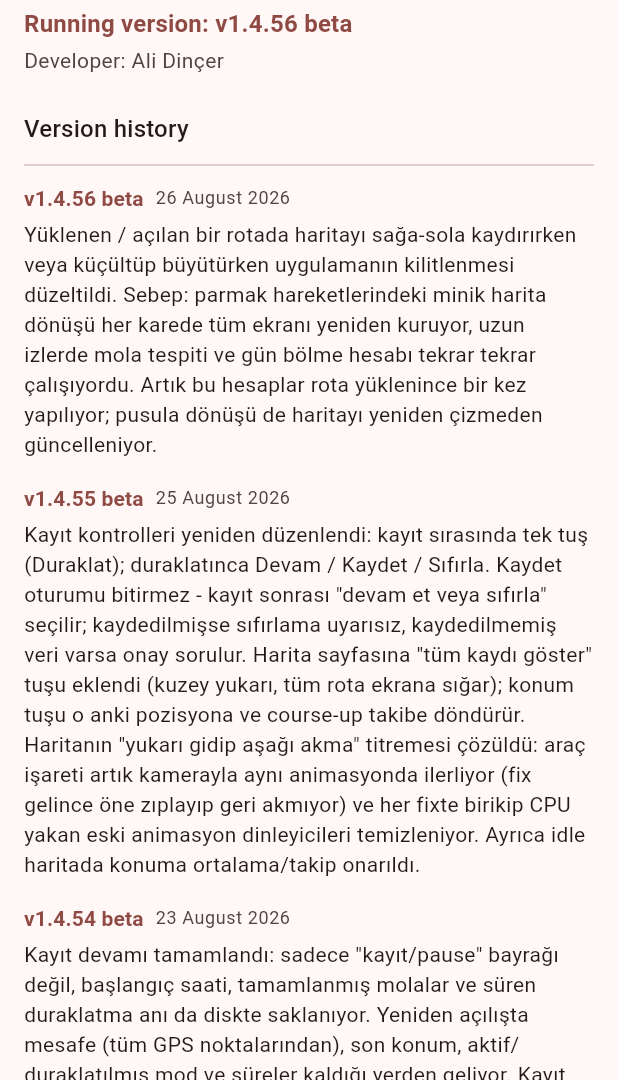
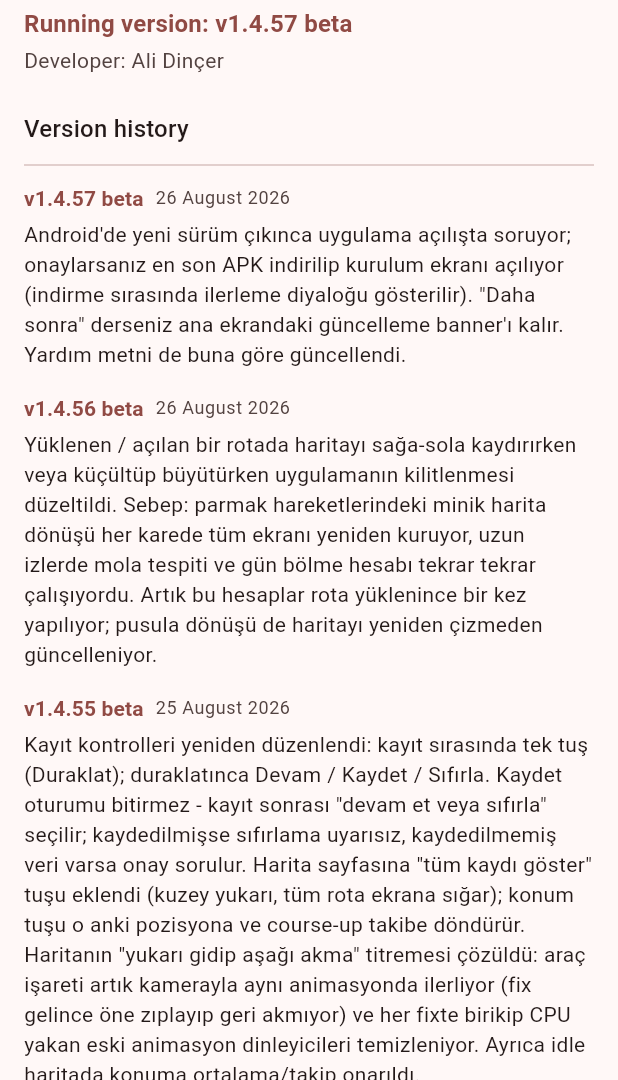
Before and after one commit to alid67-git/RideAtlas, a Flutter app: the AboutScreen screen opened directly, on a phone screen of 412 x 824 dp, the part 156-1236 px from its top. Run offline on Flutter 3.47's test engine with Material 3 defaults, Android fonts, the phone set to English and light mode, and no system bars; our stand-ins replace battery_plus, file_picker, fl_chart, flutter_map, geolocator, hive and 6 more; missing offline and left inert: exif, gpx, photo_manager; accounts and stored records are empty; generated files the repository leaves out were written again.

Commit message:
v1.4.57: prompt then auto-download latest Android update
On launch, ask when a newer android-latest build exists; confirming
downloads and opens the installer with a progress dialog. Declining
keeps the home-screen banner for later.

Co-authored-by: alid67-git <alid67-git@users.noreply.github.com>

```diff
--- a/lib/build_info.dart
+++ b/lib/build_info.dart
@@ -1,8 +1,8 @@
 /// Bumped by hand on every push so the running build can be eyeballed on
 /// screen (Chrome tabs / dev servers can otherwise silently serve stale JS).
-const String kAppBuildLabel = 'v1.4.56 beta';
+const String kAppBuildLabel = 'v1.4.57 beta';
 
 /// Shown once, in a dialog, the first time this build label is seen.
 const String kAppBuildNote =
-    'Yüklenen rotada haritayı kaydırıp yakınlaştırırken kilitlenme '
-    'düzeltildi.';
+    'Yeni sürüm çıkınca açılışta sorulur; onaylarsanız en son sürüm '
+    'indirilip kurulur.';
--- a/lib/changelog.dart
+++ b/lib/changelog.dart
@@ -19,6 +19,16 @@ class ChangelogEntry {
 }
 
 const kChangelog = <ChangelogEntry>[
+  ChangelogEntry(
+    version: 'v1.4.57 beta',
+    date: '2026-08-26',
+    note:
+        'Android\'de yeni sürüm çıkınca uygulama açılışta soruyor; '
+        'onaylarsanız en son APK indirilip kurulum ekranı açılıyor '
+        '(indirme sırasında ilerleme diyaloğu gösterilir). "Daha sonra" '
+        'derseniz ana ekrandaki güncelleme banner\'ı kalır. Yardım '
+        'metni de buna göre güncellendi.',
+  ),
   ChangelogEntry(
     version: 'v1.4.56 beta',
     date: '2026-08-26',
--- a/lib/l10n/app_de.arb
+++ b/lib/l10n/app_de.arb
@@ -160,6 +160,12 @@
   "photoAddFailedGeneric": "Foto konnte nicht hinzugefügt werden: {error}",
   "recordingBackgroundNoticeAndroid": "Die Aufzeichnung läuft mit einer Benachrichtigung auch im Hintergrund weiter, wenn Sie die App minimieren.",
   "updateAvailableMessage": "Eine neue Version ist verfügbar ({version}).",
+  "@updateAvailableMessage": {"placeholders": {"version": {"type": "String"}}},
+  "updateAvailableTitle": "Update verfügbar",
+  "updateAvailablePrompt": "Version {version} ist bereit. Neueste Version jetzt herunterladen und installieren?",
+  "@updateAvailablePrompt": {"placeholders": {"version": {"type": "String"}}},
+  "updateLaterButton": "Später",
+  "updateDownloadingMessage": "Update wird heruntergeladen…",
   "updateButtonLabel": "Aktualisieren",
   "recenterTooltip": "Zu meinem Standort",
   "photoMediaTypeLabel": "Foto",
--- a/lib/l10n/app_en.arb
+++ b/lib/l10n/app_en.arb
@@ -160,6 +160,12 @@
   "photoAddFailedGeneric": "Could not add photo: {error}",
   "recordingBackgroundNoticeAndroid": "Recording continues in the background, with a notification, even if you minimize the app.",
   "updateAvailableMessage": "A new version is available ({version}).",
+  "@updateAvailableMessage": {"placeholders": {"version": {"type": "String"}}},
+  "updateAvailableTitle": "Update available",
+  "updateAvailablePrompt": "Version {version} is ready. Download and install the latest update now?",
+  "@updateAvailablePrompt": {"placeholders": {"version": {"type": "String"}}},
+  "updateLaterButton": "Later",
+  "updateDownloadingMessage": "Downloading update…",
   "updateButtonLabel": "Update",
   "recenterTooltip": "Back to my location",
   "photoMediaTypeLabel": "Photo",
--- a/lib/l10n/app_tr.arb
+++ b/lib/l10n/app_tr.arb
@@ -183,6 +183,11 @@
   "recordingBackgroundNoticeAndroid": "Kayıt, bildirim çubuğunda bir bildirimle birlikte uygulama küçültülse de arka planda devam eder.",
   "updateAvailableMessage": "Yeni bir sürüm var ({version}).",
   "@updateAvailableMessage": {"placeholders": {"version": {"type": "String"}}},
+  "updateAvailableTitle": "Güncelleme var",
+  "updateAvailablePrompt": "Yeni sürüm {version} hazır. En son sürüm indirilip kurulsun mu?",
+  "@updateAvailablePrompt": {"placeholders": {"version": {"type": "String"}}},
+  "updateLaterButton": "Daha sonra",
+  "updateDownloadingMessage": "Güncelleme indiriliyor…",
   "updateButtonLabel": "Güncelle",
   "recenterTooltip": "Konumuma dön",
   "photoMediaTypeLabel": "Fotoğraf",
```
Also changed, not shown: lib/help_content.dart (+19 -15 lines), lib/screens/home_map_screen.dart (+55 -4 lines).
